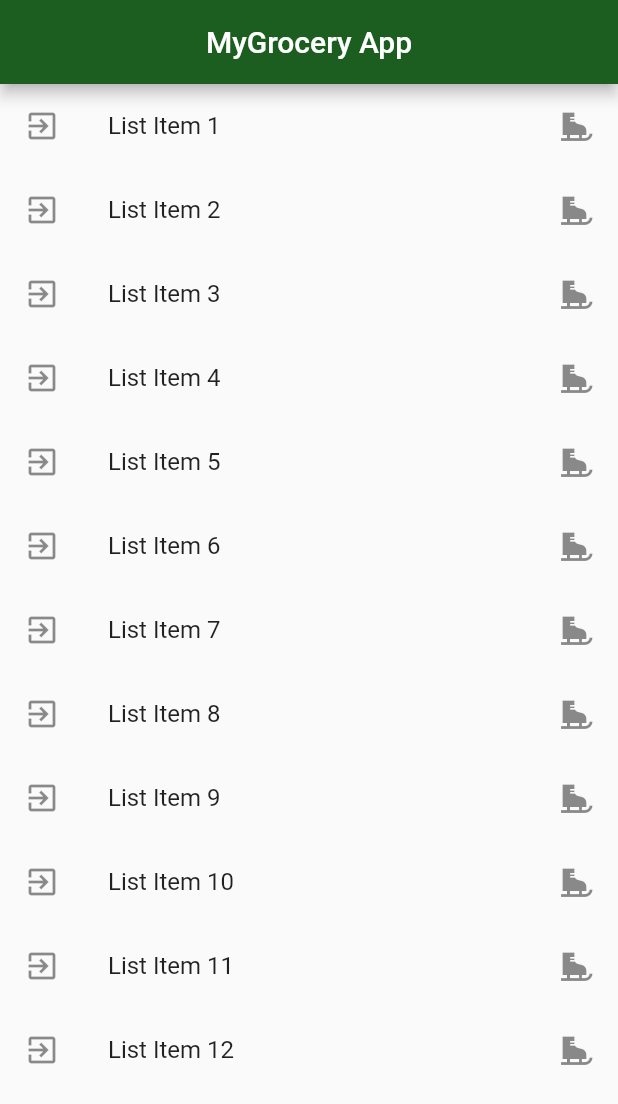
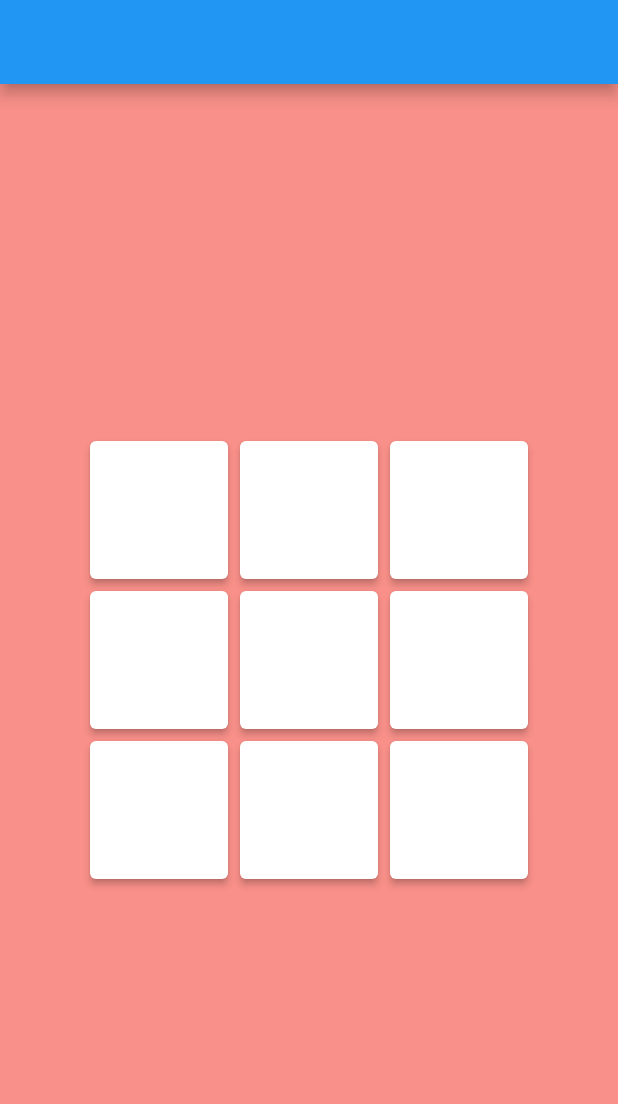
Before and after one commit to yaminzan9/FlutterAppAdsMob, a Flutter app: the screen it shows after launch, on a phone screen of 412 x 824 dp. Shown: the top 1104 px of the screen. Run offline on Flutter 3.47's test engine with Material 2 defaults, Android fonts, the phone set to English and light mode, and no system bars; drawn by our look-alikes of google_mobile_ads.

Commit message:
create XO game

```diff
--- a/lib/packigs/AdMobBannerListHelper.dart
+++ b/lib/packigs/AdMobBannerListHelper.dart
@@ -76,6 +76,7 @@ class AdmobHelper {
   }
 
   void showInterad(){
+
     if(_interstitialAd == null){
       return;
     }
--- /dev/null
+++ b/lib/packigs/Utiles.dart
@@ -0,0 +1,12 @@
+import 'package:flutter/material.dart';
+
+class Utils {
+  static List<Widget> modelBuilder<M>(
+          List<M> models, Widget Function(int index, M model) builder) =>
+      models
+          .asMap()
+          .map<int, Widget>(
+              (index, model) => MapEntry(index, builder(index, model)))
+          .values
+          .toList();
+}
--- /dev/null
+++ b/lib/pages/XOgame.dart
@@ -0,0 +1,223 @@
+import 'package:flutter/material.dart';
+import 'package:mygroceryliste/packigs/Utiles.dart';
+
+
+
+
+class XOgame extends StatefulWidget {
+  final String title;
+
+  const XOgame({
+    required this.title,
+  });
+
+  @override
+  _XOgameState createState() => _XOgameState();
+}
+
+class Player {
+  static const none = '';
+  static const X = 'X';
+  static const O = 'O';
+}
+
+class _XOgameState extends State<XOgame> {
+  static final countMatrix = 3;
+  static final double size = 92;
+
+  String lastMove = Player.none;
+  late List<List<String>> matrix;
+
+  @override
+  void initState() {
+    super.initState();
+
+    setEmptyFields();
+  }
+
+  void setEmptyFields() => setState(() => matrix = List.generate(
+        countMatrix,
+        (_) => List.generate(countMatrix, (_) => Player.none),
+      ));
+
+  Color getBackgroundColor() {
+    final thisMove = lastMove == Player.X ? Player.O : Player.X;
+
+    return getFieldColor(thisMove).withAlpha(150);
+  }
+
+  @override
+  Widget build(BuildContext context) => Scaffold(
+        backgroundColor: getBackgroundColor(),
+        appBar: AppBar(
+          title: Text(widget.title),
+        ),
+        body: Column(
+          mainAxisAlignment: MainAxisAlignment.center,
+          children: Utils.modelBuilder(matrix, (x, value) => buildRow(x)),
+        ),
+      );
+
+  Widget buildRow(int x) {
+    final values = matrix[x];
+
+    return Row(
+      mainAxisAlignment: MainAxisAlignment.center,
+      children: Utils.modelBuilder(
+        values,
+        (y, value) => buildField(x, y),
+      ),
+    );
+  }
+
+  Color getFieldColor(String value) {
+    switch (value) {
+      case Player.O:
+        return Colors.blue;
+      case Player.X:
+        return Colors.red;
+      default:
+        return Colors.white;
+    }
+  }
+
+  Widget buildField(int x, int y) {
+    final value = matrix[x][y];
+    final color = getFieldColor(value);
+
+    return Container(
+      margin: EdgeInsets.all(4),
+      child: ElevatedButton(
+        style: ElevatedButton.styleFrom(
+          minimumSize: Size(size, size),
+          primary: color,
+        ),
+        child: Text(value, style: TextStyle(fontSize: 32)),
+        onPressed: () => selectField(value, x, y),
+      ),
+    );
+  }
+
+  void selectField(String value, int x, int y) {
+    if (value == Player.none) {
+      final newValue = lastMove == Player.X ? Player.O : Player.X;
+
+      setState(() {
+        lastMove = newValue;
+        matrix[x][y] = newValue;
+      });
+
+      if (isWinner(x, y)) {
+        showEndDialog('Player $newValue Won');
+      } else if (isEnd()) {
+        showEndDialog('Undecided Game');
+      }
+    }
+  }
+
+  bool isEnd() =>
+      matrix.every((values) => values.every((value) => value != Player.none));
+
+  /// Check out logic here: https://stackoverflow.com/a/1058804
+  bool isWinner(int x, int y) {
+    var col = 0, row = 0, diag = 0, rdiag = 0;
+    final player = matrix[x][y];
+    final n = countMatrix;
+
+    for (int i = 0; i < n; i++) {
+      if (matrix[x][i] == player) col++;
+      if (matrix[i][y] == player) row++;
+      if (matrix[i][i] == player) diag++;
+      if (matrix[i][n - i - 1] == player) rdiag++;
+    }
+
+    return row == n || col == n || diag == n || rdiag == n;
+  }
+
+  Future showEndDialog(String title) => showDialog(
+        context: context,
+        barrierDismissible: false,
+        builder: (context) => AlertDialog(
+          title: Text(title),
+          content: Text('Press to Restart the Game'),
+          actions: [
+            ElevatedButton(
+              onPressed: () {
+                setEmptyFields();
+                Navigator.of(context).pop();
+              },
+              child: Text('Restart'),
+            )
+          ],
+        ),
+      );
+}
+
+
+
+
+
+
+
+
+
+
+
+
+
+
+
+
+// import 'dart:ffi';
+
+// import 'package:flutter/material.dart';
+
+
+// class XOgame extends StatefulWidget {
+//   const XOgame({ Key? key }) : super(key: key);
+
+//   @override
+//   _XOgameState createState() => _XOgameState();
+// }
+
+// class Player {
+//     static const none = "";
+//     static const X = "x";
+//     static const O = "o";
+
+
+
+// }
+
+
+
+// class _XOgameState extends State<XOgame> {
+//   static final countMatrix = 3;
+//   static final double size = 92;
+
+//   late List<List<String>> matrix;
+
+//   @override
+//   void initState() {
+//     // TODO: implement initState
+//     super.initState();
+//     setEmptyFields();
+//   }
+
+//   void setEmptyFields() => setState(() => matrix = List.generate(
+//     countMatrix, (_) => List.generate(countMatrix, (_) => Player.none),
+//   ));
+//   @override
+//   Widget build(BuildContext context) {
+//     return Scaffold(
+//       backgroundColor: Colors.blue,
+//       appBar: AppBar(title: Text(widget.title),
+//       ),
+//       body: Column(
+//         mainAxisAlignment: MainAxisAlignment.center,
+//         children: Utils,modelBuilder(matrix, (x, value) =>  )[],
+//       ),
+//     );
+//   }
+
+// }
```
Also changed, not shown: lib/component/WinerPage.dart (added, +30 -0 lines), lib/main.dart (+103 -3 lines), lib/pages/Startplaying.dart (added, +99 -0 lines), pubspec.yaml (+7 -0 lines), images/game1.png (added), images/game2.png (added), images/game3.png (added), images/game4.png (added), images/game5.png (added), images/game6.png (added), images/winer.png (added).
